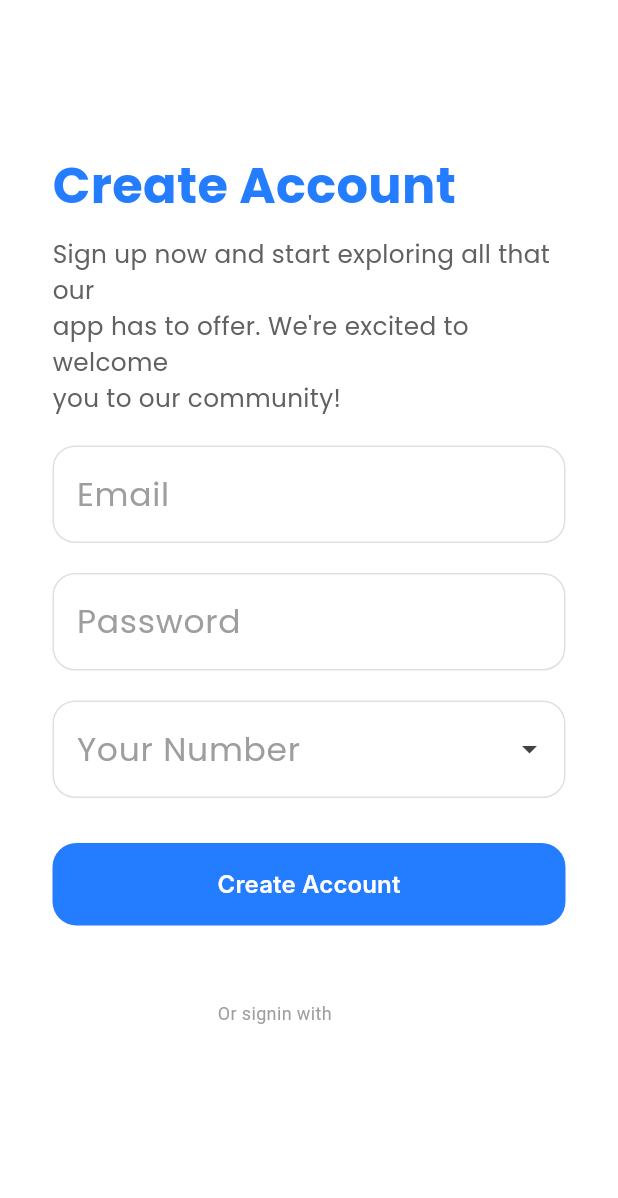
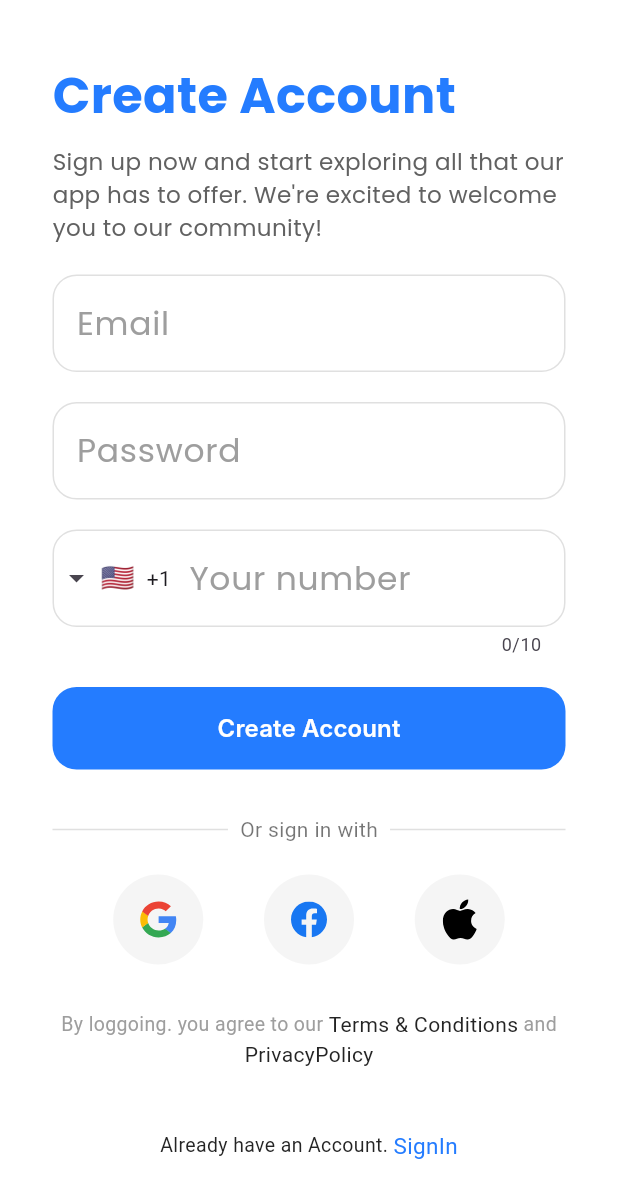
Before and after one commit to IbrahimElbazz/doc_app, a Flutter app: the RegisterPage screen opened by its route, on a phone screen of 412 x 824 dp. Shown: the top 1198 px of the screen. Run offline on Flutter 3.47's test engine with Material 3 defaults, Android fonts, the phone set to English and light mode, and no system bars; drawn by our look-alikes of intl_phone_field; our stand-ins replace flutter_screenutil, flutter_svg, google_fonts; Roboto replaces fonts that are missing (Inter).

Commit message:
done updates

```diff
--- a/lib/Core/Widgets/mytextfield.dart
+++ b/lib/Core/Widgets/mytextfield.dart
@@ -18,13 +18,13 @@ class MyTextField extends StatelessWidget {
         obscureText: boool!,
         decoration: InputDecoration(
           enabledBorder: OutlineInputBorder(
-            borderRadius: BorderRadius.circular(15),
+            borderRadius: BorderRadius.circular(16),
             borderSide: BorderSide(
               color: Colors.grey[300]!,
             ),
           ),
           focusedBorder: OutlineInputBorder(
-              borderRadius: BorderRadius.circular(15),
+              borderRadius: BorderRadius.circular(16),
               borderSide: const BorderSide(
                 color: Colors.grey,
               )),
--- a/lib/Features/registration/register.dart
+++ b/lib/Features/registration/register.dart
@@ -2,6 +2,8 @@ import 'package:docdoc/Core/Theming/text_style.dart';
 import 'package:docdoc/Core/Widgets/mybutton.dart';
 import 'package:docdoc/Core/Widgets/mytextfield.dart';
 import 'package:flutter/material.dart';
+import 'package:flutter_svg/svg.dart';
+import 'package:intl_phone_field/intl_phone_field.dart';
 
 class RegisterPage extends StatelessWidget {
   const RegisterPage({super.key});
@@ -11,7 +13,7 @@ class RegisterPage extends StatelessWidget {
     return Scaffold(
       backgroundColor: const Color(0xffffffff),
       body: Padding(
-        padding: const EdgeInsets.symmetric(horizontal: 35, vertical: 100),
+        padding: const EdgeInsets.symmetric(horizontal: 35, vertical: 40),
         child: ListView(
           scrollDirection: Axis.vertical,
           children: [
@@ -24,9 +26,14 @@ class RegisterPage extends StatelessWidget {
               height: 10,
             ),
             Text(
-              "Sign up now and start exploring all that our\napp has to offer. We're excited to welcome\nyou to our community!",
+              "Sign up now and start exploring all that our",
               style: TextStyleApp.styletext(
-                  15, Colors.grey[700]!, FontWeight.normal),
+                  14, Colors.grey[700]!, FontWeight.normal),
+            ),
+            Text(
+              "app has to offer. We're excited to welcome\nyou to our community!",
+              style: TextStyleApp.styletext(
+                  14, Colors.grey[700]!, FontWeight.normal),
             ),
             const SizedBox(
               height: 20,
@@ -42,33 +49,134 @@ class RegisterPage extends StatelessWidget {
             const SizedBox(
               height: 20,
             ),
-            const MyTextField(
-              boool: false,
-              hint: "Your Number",
-              icon: Icons.arrow_drop_down,
-            ),
+            IntlPhoneField(
+                decoration: InputDecoration(
+              enabledBorder: OutlineInputBorder(
+                borderRadius: BorderRadius.circular(16),
+                borderSide: BorderSide(
+                  color: Colors.grey[300]!,
+                ),
+              ),
+              focusedBorder: OutlineInputBorder(
+                  borderRadius: BorderRadius.circular(16),
+                  borderSide: const BorderSide(
+                    color: Colors.grey,
+                  )),
+              hintText: "Your number",
+              hintStyle:
+                  TextStyleApp.styletext(20, Colors.grey, FontWeight.normal),
+              fillColor: const Color(0xffFDFDFF),
+            )),
             const SizedBox(
-              height: 30,
+              height: 20,
             ),
             MyButton(
               onPressed: () {},
               text: 'Create Account',
             ),
             const SizedBox(
-              height: 50,
+              height: 30,
             ),
             const Row(
               children: [
-                Divider(
-                  color: Colors.black,
-                  thickness: 3,
-                  indent: 70,
-                  endIndent: 40,
+                Expanded(
+                  child: Divider(
+                    color: Color(0xffe0e0e0),
+                    thickness: 1,
+                  ),
                 ),
-                Text(
-                  "Or signin with ",
-                  style: TextStyle(fontSize: 12, color: Color(0xff9E9E9E)),
-                )
+                Padding(
+                  padding: EdgeInsets.symmetric(horizontal: 8.0),
+                  child: Text(
+                    'Or sign in with',
+                    style: TextStyle(color: Colors.black54),
+                  ),
+                ),
+                Expanded(
+                  child: Divider(
+                    color: Color(0xffe0e0e0),
+                    thickness: 1,
+                  ),
+                ),
+              ],
+            ),
+            const SizedBox(
+              height: 20,
+            ),
+            Row(
+              mainAxisAlignment: MainAxisAlignment.spaceEvenly,
+              children: [
+                CircleAvatar(
+                  backgroundColor: Color(0xfff5f5f5),
+                  radius: 30,
+                  child: SvgPicture.asset("assets/svgs/googlelogo.svg"),
+                ),
+                CircleAvatar(
+                  backgroundColor: Color(0xfff5f5f5),
+                  radius: 30,
+                  child: SvgPicture.asset("assets/svgs/facebook.svg"),
+                ),
+                CircleAvatar(
+                  backgroundColor: Color(0xfff5f5f5),
+                  radius: 30,
+                  child: SvgPicture.asset("assets/svgs/apple.svg"),
+                ),
+              ],
+            ),
+            const SizedBox(
+              height: 30,
+            ),
+            Row(
+              mainAxisAlignment: MainAxisAlignment.center,
+              children: [
+                const Text(
+                  "By loggoing. you agree to our ",
+                  style: TextStyle(color: Color(0xff9e9e9e), fontSize: 13),
+                ),
+                GestureDetector(
+                  child: const Text(
+                    "Terms & Conditions",
+                    style: TextStyle(
+                      color: Color(0xff242424),
+                      fontSize: 14,
+                    ),
+                  ),
+                ),
+                const Text(
+                  " and",
+                  style: TextStyle(color: Color(0xff9e9e9e), fontSize: 13),
+                ),
+              ],
+            ),
+            Center(
+                child: GestureDetector(
+              onTap: () {},
+              child: const Text("PrivacyPolicy",
+                  style: TextStyle(
+                    color: Color(0xff242424),
+                    fontSize: 14,
+                  )),
+            )),
+            const SizedBox(
+              height: 40,
+            ),
+            Row(
+              mainAxisAlignment: MainAxisAlignment.center,
+              children: [
+                const Text(
+                  "Already have an Account. ",
+                  style: TextStyle(color: Color(0xff242424), fontSize: 13),
+                ),
+                GestureDetector(
+                  onTap: () {},
+                  child: const Text(
+                    "SignIn",
+                    style: TextStyle(
+                      color: Color(0xff247cFF),
+                      fontSize: 15,
+                    ),
+                  ),
+                ),
               ],
             ),
           ],
--- a/pubspec.yaml
+++ b/pubspec.yaml
@@ -50,6 +50,7 @@ dependencies:
   flutter_svg: ^2.0.10+1
   flutter_screenutil: ^5.9.3
   google_fonts: ^6.2.1
+  intl_phone_field: ^3.2.0
 
 dev_dependencies:
   flutter_test:
```
Also changed, not shown: assets/svgs/apple.svg (added), assets/svgs/facebook.svg (added), assets/svgs/googlelogo.svg (added), pubspec.lock.
